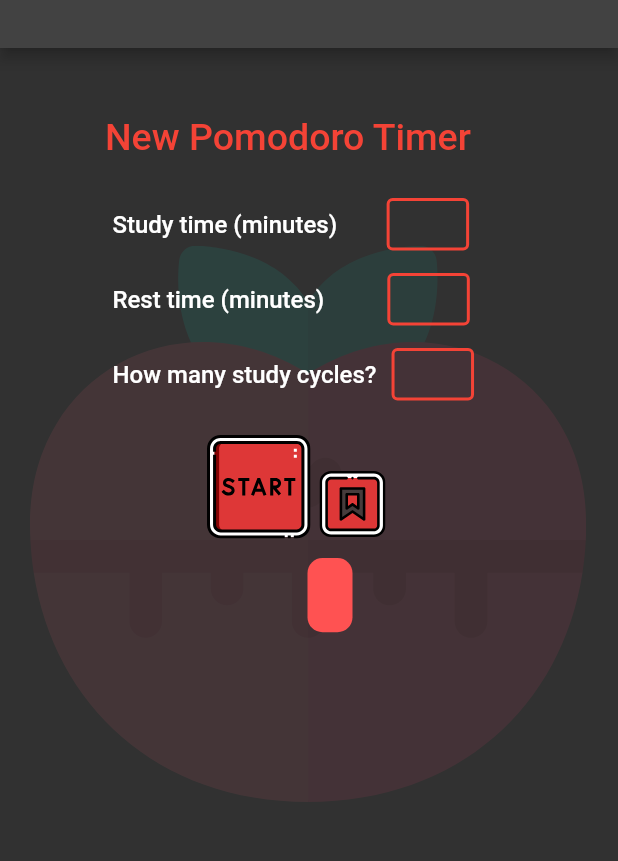
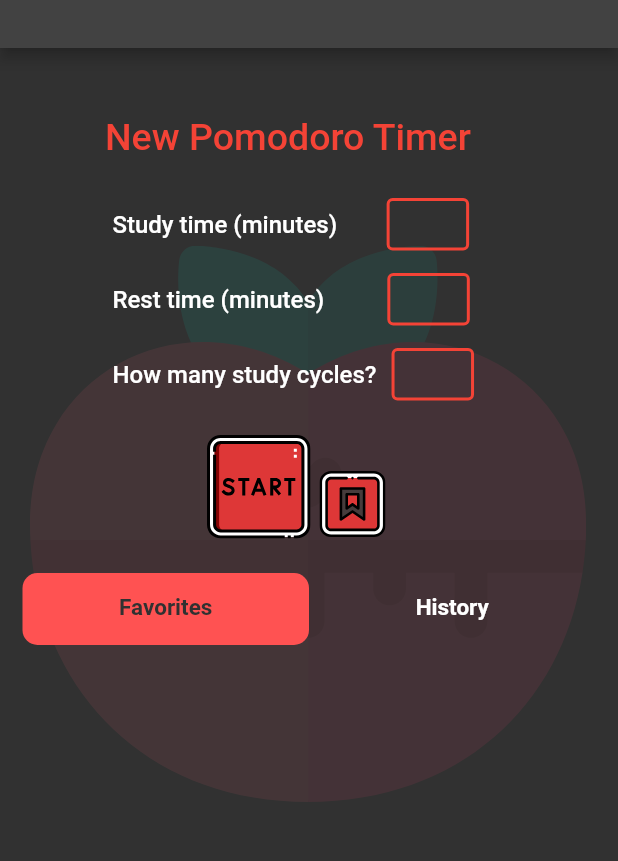
Before and after one commit to SkeletonPythons/studify, a Flutter app: the PomodoroSetUp screen opened by its route, on a phone screen of 412 x 824 dp, the part 72-933 px from its top. Run offline on Flutter 3.47's test engine with Material 2 defaults, Android fonts, the phone set to English and light mode, and no system bars; our stand-ins replace cloud_firestore, firebase_auth, firebase_core, flutter_form_builder, flutter_svg, font_awesome_flutter and 6 more; missing offline and left inert: flutterfire_ui; accounts and stored records are empty; Roboto replaces fonts that are missing (Ubuntu).

Commit message:
History favorites tab bar fixed
tab bar labeled history and favorites now appears on the pomodoro set up page

```diff
--- a/lib/pages/timers_page/timer_pomodoro_setup.dart
+++ b/lib/pages/timers_page/timer_pomodoro_setup.dart
@@ -130,13 +130,10 @@ class PomodoroSetUpState extends State<PomodoroSetUp>
               onPressed: () {},
             ),
           ),
-          Positioned(
-            top: 340,
-            left: 205,
-            height: 60,
-            width: 60,
-            child: TimerHistory(),
-          ),
+           Padding(
+             padding: const EdgeInsets.only(top: 350, left: 15, right: 15 ),
+             child: TimerHistory(),
+           ),
         ],
       ),
     );
--- a/lib/widgets/timer_widgets/timer_history.dart
+++ b/lib/widgets/timer_widgets/timer_history.dart
@@ -27,12 +27,11 @@ class _TimerHistoryState extends State<TimerHistory>
   Widget build(BuildContext context) {
     TabController tabController = TabController(length: 2, vsync: this);
     return Column(children: [
-      Container(
-        height: MediaQuery.of(context).size.height * 0.06,
-        width: MediaQuery.of(context).size.width,
-        child: SizedBox(
+       SizedBox(
           child: TabBar(
             labelPadding: EdgeInsets.symmetric(horizontal: 30),
+            labelColor: kBackground,
+            labelStyle: TextStyle(fontSize: 15, fontWeight: FontWeight.bold),
             controller: tabController,
             indicator: BoxDecoration(
               borderRadius: BorderRadius.circular(10),
@@ -44,7 +43,6 @@ class _TimerHistoryState extends State<TimerHistory>
             ],
           ),
         ),
-      ),
     ]);
   }
 }
```
